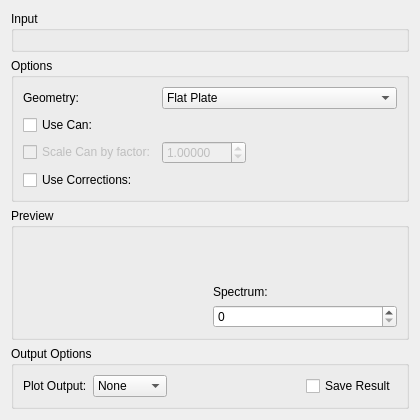
This is MantidQt/CustomInterfaces/inc/MantidQtCustomInterfaces/Indirect/ApplyPaalmanPings.ui in mantidproject/mantid as Qt 5 draws it before an edit. The edited form follows.
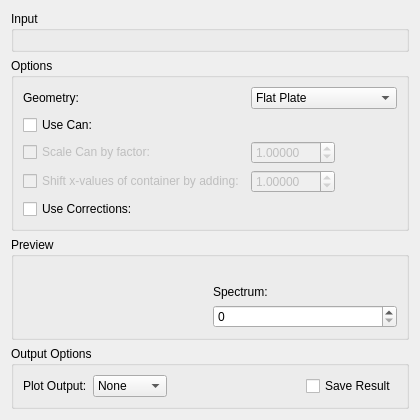
This is the edited form. Custom widgets are drawn as their Qt base class.

Commit message:
Added shift option to interface
Refs #14244

Diff of the .ui file:
```diff
--- a/MantidQt/CustomInterfaces/inc/MantidQtCustomInterfaces/Indirect/ApplyPaalmanPings.ui
+++ b/MantidQt/CustomInterfaces/inc/MantidQtCustomInterfaces/Indirect/ApplyPaalmanPings.ui
@@ -64,7 +64,7 @@
                 </property>
               </widget>
             </item>
-            <item row="4" column="0">
+            <item row="5" column="0">
               <widget class="QCheckBox" name="ckUseCorrections">
                 <property name="text">
                   <string>Use Corrections:</string>
@@ -206,6 +206,55 @@
                 </item>
               </layout>
             </item>
+            <item row="4" column="0">
+              <widget class="QCheckBox" name="ckShiftCan">
+                <property name="enabled">
+                  <bool>false</bool>
+                </property>
+                <property name="text">
+                  <string>Shift x-values of container by adding:</string>
+                </property>
+                <property name="checked">
+                  <bool>false</bool>
+                </property>
+              </widget>
+            </item>
+            <item row="4" column="1">
+              <layout class="QHBoxLayout" name="loShiftFactor">
+                <item>
+                  <widget class="QDoubleSpinBox" name="spCanShift">
+                    <property name="enabled">
+                      <bool>false</bool>
+                    </property>
+                    <property name="decimals">
+                      <number>5</number>
+                    </property>
+                    <property name="maximum">
+                      <double>999.990000000000009</double>
+                    </property>
+                    <property name="singleStep">
+                      <double>0.100000000000000</double>
+                    </property>
+                    <property name="value">
+                      <double>1.000000000000000</double>
+                    </property>
+                  </widget>
+                </item>
+                <item>
+                  <spacer name="horizontalSpacer">
+                    <property name="orientation">
+                      <enum>Qt::Horizontal</enum>
+                    </property>
+                    <property name="sizeHint" stdset="0">
+                      <size>
+                        <width>40</width>
+                        <height>20</height>
+                      </size>
+                    </property>
+                  </spacer>
+                </item>
+              </layout>
+            </item>
           </layout>
         </widget>
       </item>
```
Left out of the diff: 34 changed lines with no effect on the pictures.
